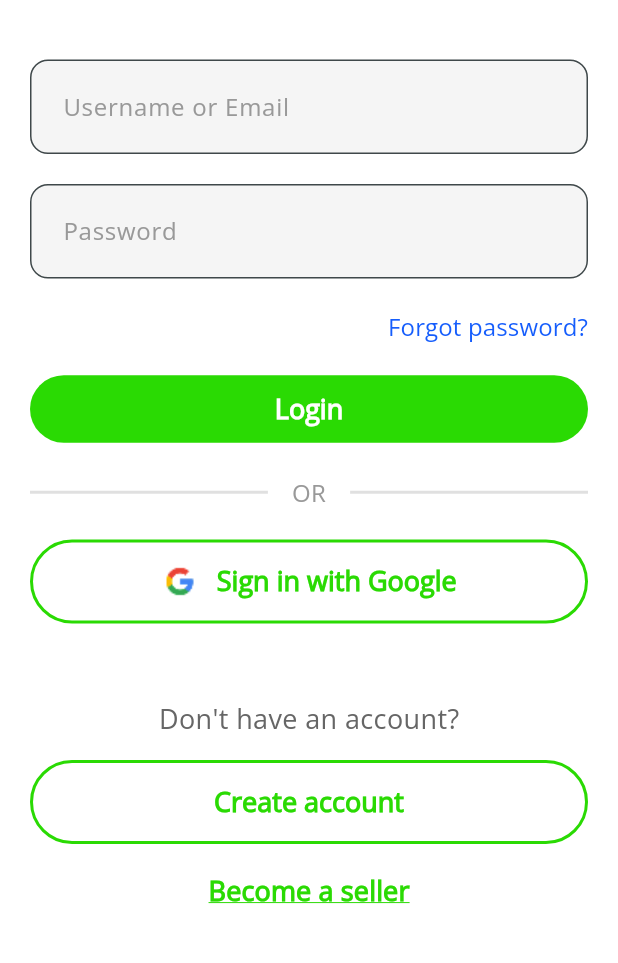
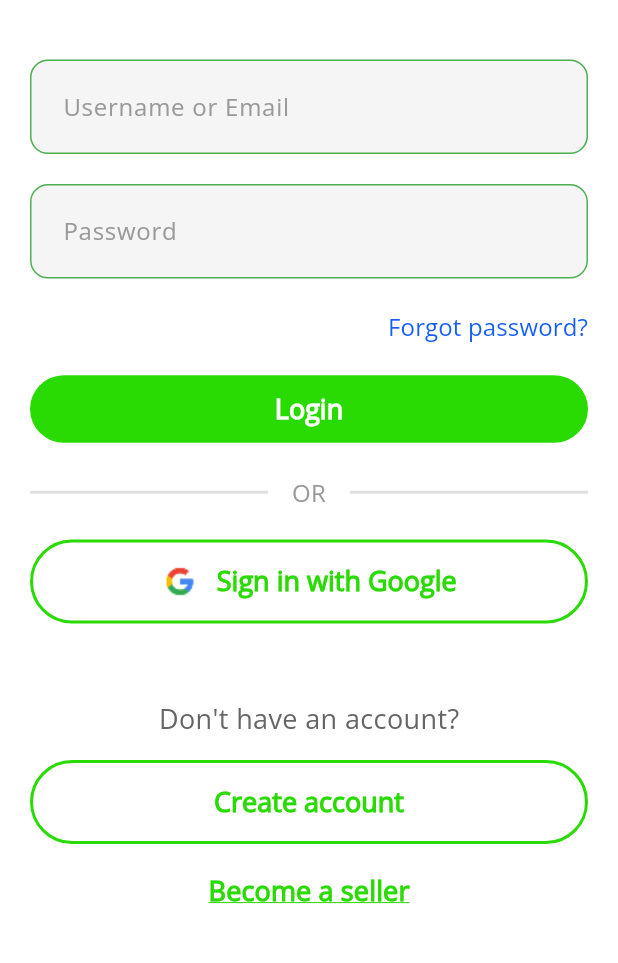
Before and after one commit to SubhamAdhikari20/leelame_app, a Flutter app: the screen it shows after launch, after a tap on "Skip", on a phone screen of 412 x 824 dp, the part 185-1148 px from its top. Run offline on Flutter 3.47's test engine with Material 3 defaults, Android fonts, the light colour scheme and no system bars; missing offline and left inert: gradient_elevated_button; network calls fail.

Commit message:
Adding and Implementing light theme and colors for the app.

```diff
--- a/lib/app.dart
+++ b/lib/app/app.dart
@@ -1,7 +1,7 @@
-// lib/app.dart
+// lib/app/app.dart
 import 'package:flutter/material.dart';
+import 'package:leelame/app/theme/app_theme.dart';
 import 'package:leelame/screens/splash_screen.dart';
-import 'package:leelame/themes/theme_data.dart';
 
 class App extends StatelessWidget {
   const App({super.key});
@@ -11,7 +11,8 @@ class App extends StatelessWidget {
     return MaterialApp(
       debugShowCheckedModeBanner: false,
       title: "Leelame",
-      theme: getApplicationTheme(),
+      theme: AppTheme.lightTheme,
+      // themeMode: ThemeMode.system,
       home: SplashScreen(),
     );
   }
--- /dev/null
+++ b/lib/app/theme/app_colors.dart
@@ -0,0 +1,28 @@
+// lib/app/theme/app_colors.dart
+import 'package:flutter/material.dart';
+
+class AppColors {
+  AppColors._();
+
+  // Primary Colors
+  static const Color primaryColor = Colors.white;
+  static const Color primaryButtonColor = Color(0xFF2ADA03);
+
+  // Boder colors
+  static const Color borderColor = Color(0xFFE5E7EB);
+  static const Color focusedBorderColor = Color(0xFF4CAF50);
+
+  // Text Colors
+  static const Color textPrimaryColor = Color(0xFF2D3142);
+  static const Color textSecondaryColor = Color(0xFF6B7280);
+  static const Color textTertiaryColor = Color(0xFF9CA3AF);
+  static const Color textDarkColor = Color(0xFF212121);
+  static const Color textMutedColor = Color(0xFF757575);
+  static const Color textHintColor = Color(0xFF999999);
+
+  // Neutral Colors
+  static const Color backgroundColor = Color(0xFFF8F9FE);
+  static const Color surfaceColor = Color(0xFFFFFFFF);
+  static const Color surfaceVariantColor = Color(0xFFF5F6FA);
+  static const Color inputFillColor = Color(0xFFF5F5F5);
+}
--- /dev/null
+++ b/lib/app/theme/app_theme.dart
@@ -0,0 +1,84 @@
+// lib/app/theme/app_theme.dart
+import 'package:flutter/material.dart';
+import 'package:leelame/app/theme/app_colors.dart';
+
+class AppTheme {
+  static ThemeData get lightTheme {
+    return ThemeData(
+      colorScheme: ColorScheme.fromSeed(
+        seedColor: AppColors.primaryColor,
+        brightness: Brightness.light,
+      ),
+      scaffoldBackgroundColor: AppColors.backgroundColor,
+      useMaterial3: true,
+      fontFamily: "OpenSans Regular",
+
+      // Elevated Button Theme
+      elevatedButtonTheme: ElevatedButtonThemeData(
+        style: ElevatedButton.styleFrom(
+          textStyle: TextStyle(
+            fontSize: 18,
+            color: Colors.white,
+            fontFamily: "OpenSans Regular",
+            fontWeight: FontWeight.w600,
+          ),
+          backgroundColor: AppColors.primaryButtonColor,
+          shape: RoundedRectangleBorder(borderRadius: BorderRadius.circular(5)),
+          padding: EdgeInsets.symmetric(horizontal: 20, vertical: 10),
+          elevation: 0,
+        ),
+      ),
+
+      // Elevated Button Theme
+      outlinedButtonTheme: OutlinedButtonThemeData(
+        style: OutlinedButton.styleFrom(
+          textStyle: TextStyle(
+            fontSize: 18,
+            color: Colors.white,
+            fontFamily: "OpenSans Regular",
+            fontWeight: FontWeight.w600,
+          ),
+          side: BorderSide(color: AppColors.primaryButtonColor, width: 2),
+          shape: RoundedRectangleBorder(borderRadius: BorderRadius.circular(5)),
+          padding: EdgeInsets.symmetric(horizontal: 20, vertical: 10),
+          elevation: 0,
+        ),
+      ),
+
+      // Input Decoration Theme
+      inputDecorationTheme: InputDecorationThemeData(
+        filled: true,
+        fillColor: Color(0xFFF5F5F5),
+        hintStyle: TextStyle(color: AppColors.textHintColor, fontSize: 17),
+        contentPadding: EdgeInsets.symmetric(horizontal: 18, vertical: 18),
+        labelStyle: TextStyle(color: Color(0xFF999999)),
+        floatingLabelStyle: TextStyle(
+          color: Color(0xFF4CAF50),
+          fontSize: 18,
+          fontWeight: FontWeight.w600,
+        ),
+        border: OutlineInputBorder(
+          borderRadius: BorderRadius.circular(12),
+          borderSide: BorderSide(color: AppColors.borderColor, width: 1),
+        ),
+        enabledBorder: OutlineInputBorder(
+          borderRadius: BorderRadius.circular(12),
+          borderSide: BorderSide(color: AppColors.focusedBorderColor, width: 1),
+        ),
+        focusedBorder: OutlineInputBorder(
+          borderRadius: BorderRadius.circular(12),
+          borderSide: BorderSide(color: AppColors.focusedBorderColor, width: 2),
+        ),
+        // Optional error style
+        errorBorder: OutlineInputBorder(
+          borderRadius: BorderRadius.circular(12),
+          borderSide: BorderSide(color: Colors.red, width: 2),
+        ),
+        focusedErrorBorder: OutlineInputBorder(
+          borderRadius: BorderRadius.circular(12),
+          borderSide: BorderSide(color: Colors.red, width: 2),
+        ),
+      ),
+    );
+  }
+}
--- a/lib/main.dart
+++ b/lib/main.dart
@@ -1,6 +1,6 @@
 // lib/main.dart
 import 'package:flutter/material.dart';
-import 'package:leelame/app.dart';
+import 'package:leelame/app/app.dart';
 
 void main() {
   runApp(App());
--- a/lib/themes/elevated_button_theme_data.dart
+++ /dev/null
@@ -1,19 +0,0 @@
-// lib/themes/elevated_button_theme_data.dart
-import 'package:flutter/material.dart';
-
-ElevatedButtonThemeData getElevatedButtonTheme() {
-  return ElevatedButtonThemeData(
-    style: ElevatedButton.styleFrom(
-      textStyle: TextStyle(
-        fontSize: 18,
-        color: Colors.white,
-        fontFamily: "OpenSans Regular",
-        fontWeight: FontWeight.w600,
-      ),
-      backgroundColor: Color(0xFF2ADA03),
-      shape: RoundedRectangleBorder(borderRadius: BorderRadius.circular(5)),
-      padding: EdgeInsets.symmetric(horizontal: 20, vertical: 10),
-      elevation: 0,
-    ),
-  );
-}
--- a/lib/themes/input_decoration_theme_data.dart
+++ /dev/null
@@ -1,38 +0,0 @@
-// lib/themes/input_decoration_theme_data.dart
-import 'package:flutter/material.dart';
-
-InputDecorationThemeData getInputDecorationTheme() {
-  return InputDecorationThemeData(
-    filled: true,
-    fillColor: Color(0xFFF5F5F5),
-    hintStyle: TextStyle(color: Color(0xFF999999), fontSize: 17),
-    contentPadding: EdgeInsets.symmetric(horizontal: 18, vertical: 18),
-    labelStyle: TextStyle(color: Color(0xFF999999)),
-    floatingLabelStyle: TextStyle(
-      color: Color(0xFF4CAF50),
-      fontSize: 18,
-      fontWeight: FontWeight.w600,
-    ),
-    border: OutlineInputBorder(
-      borderRadius: BorderRadius.circular(12),
-      // borderSide: BorderSide.none,
-    ),
-    // enabledBorder: OutlineInputBorder(
-    //   borderRadius: BorderRadius.circular(12),
-    //   // borderSide: BorderSide.none,
-    // ),
-    focusedBorder: OutlineInputBorder(
-      borderRadius: BorderRadius.circular(12),
-      borderSide: BorderSide(color: Color(0xFF4CAF50), width: 2),
-    ),
-    // Optional error style
-    errorBorder: OutlineInputBorder(
-      borderRadius: BorderRadius.circular(12),
-      borderSide: BorderSide(color: Colors.red, width: 2),
-    ),
-    focusedErrorBorder: OutlineInputBorder(
-      borderRadius: BorderRadius.circular(12),
-      borderSide: BorderSide(color: Colors.red, width: 2),
-    ),
-  );
-}
--- a/lib/themes/outlined_button_theme_data.dart
+++ /dev/null
@@ -1,19 +0,0 @@
-// lib/themes/outlined_button_theme_data.dart
-import 'package:flutter/material.dart';
-
-OutlinedButtonThemeData getOutlinedButtonTheme() {
-  return OutlinedButtonThemeData(
-    style: OutlinedButton.styleFrom(
-      textStyle: TextStyle(
-        fontSize: 18,
-        color: Colors.white,
-        fontFamily: "OpenSans Regular",
-        fontWeight: FontWeight.w600,
-      ),
-      side: BorderSide(color: Color(0xFF2ADA03), width: 2),
-      shape: RoundedRectangleBorder(borderRadius: BorderRadius.circular(5)),
-      padding: EdgeInsets.symmetric(horizontal: 20, vertical: 10),
-      elevation: 0,
-    ),
-  );
-}
--- a/lib/themes/theme_data.dart
+++ /dev/null
@@ -1,16 +0,0 @@
-// lib/themes/theme_data.dart
-import 'package:flutter/material.dart';
-import 'package:leelame/themes/elevated_button_theme_data.dart';
-import 'package:leelame/themes/input_decoration_theme_data.dart';
-import 'package:leelame/themes/outlined_button_theme_data.dart';
-
-ThemeData getApplicationTheme() {
-  return ThemeData(
-    colorScheme: ColorScheme.fromSeed(seedColor: Colors.white),
-    useMaterial3: true,
-    fontFamily: "OpenSans Regular",
-    elevatedButtonTheme: getElevatedButtonTheme(),
-    outlinedButtonTheme: getOutlinedButtonTheme(),
-    inputDecorationTheme: getInputDecorationTheme(),
-  );
-}
```
Also changed, not shown: 1 other file.
